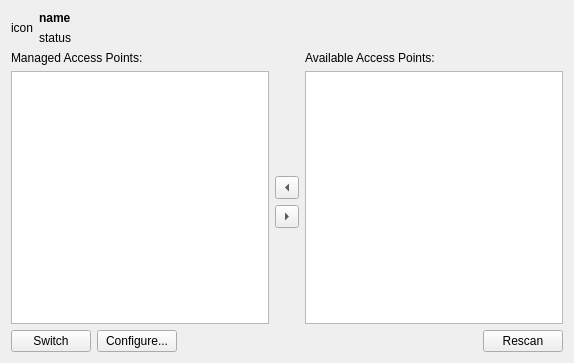
The window that qnut/airset.ui (dosnut/nut) describes before a commit, drawn with Qt 5.
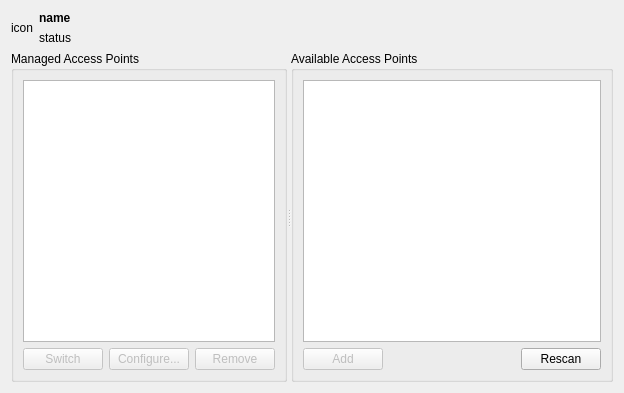
The same window after the commit.

Patch:
```diff
--- a/qnut/airset.ui
+++ b/qnut/airset.ui
@@ -5,8 +5,8 @@
    <rect>
     <x>0</x>
     <y>0</y>
-    <width>574</width>
-    <height>363</height>
+    <width>624</width>
+    <height>393</height>
    </rect>
   </property>
   <property name="windowTitle" >
@@ -55,27 +55,29 @@
     </layout>
    </item>
    <item>
-    <layout class="QHBoxLayout" >
-     <item>
+    <widget class="QSplitter" name="splitter" >
+     <property name="sizePolicy" >
+      <sizepolicy vsizetype="Expanding" hsizetype="Minimum" >
+       <horstretch>0</horstretch>
+       <verstretch>0</verstretch>
+      </sizepolicy>
+     </property>
+     <property name="orientation" >
+      <enum>Qt::Horizontal</enum>
+     </property>
+     <widget class="QGroupBox" name="managedGroup" >
+      <property name="sizePolicy" >
+       <sizepolicy vsizetype="Preferred" hsizetype="Preferred" >
+        <horstretch>1</horstretch>
+        <verstretch>0</verstretch>
+       </sizepolicy>
+      </property>
+      <property name="title" >
+       <string>Managed Access Points</string>
+      </property>
       <layout class="QVBoxLayout" >
-       <item>
-        <widget class="QLabel" name="label" >
-         <property name="text" >
-          <string>Managed Access Points:</string>
-         </property>
-         <property name="buddy" >
-          <cstring>managedView</cstring>
-         </property>
-        </widget>
-       </item>
        <item>
         <widget class="QTreeView" name="managedView" >
-         <property name="sizePolicy" >
-          <sizepolicy vsizetype="Expanding" hsizetype="Expanding" >
-           <horstretch>0</horstretch>
-           <verstretch>0</verstretch>
-          </sizepolicy>
-         </property>
          <property name="rootIsDecorated" >
           <bool>false</bool>
          </property>
@@ -85,6 +87,9 @@
         <layout class="QHBoxLayout" >
          <item>
           <widget class="QPushButton" name="switchButton" >
+           <property name="enabled" >
+            <bool>false</bool>
+           </property>
            <property name="text" >
             <string>Switch</string>
            </property>
@@ -92,11 +97,24 @@
          </item>
          <item>
           <widget class="QPushButton" name="configureButton" >
+           <property name="enabled" >
+            <bool>false</bool>
+           </property>
            <property name="text" >
             <string>Configure...</string>
            </property>
           </widget>
          </item>
+         <item>
+          <widget class="QPushButton" name="removeButton" >
+           <property name="enabled" >
+            <bool>false</bool>
+           </property>
+           <property name="text" >
+            <string>Remove</string>
+           </property>
+          </widget>
+         </item>
          <item>
           <spacer>
            <property name="orientation" >
@@ -113,69 +131,18 @@
         </layout>
        </item>
       </layout>
-     </item>
-     <item>
+     </widget>
+     <widget class="QGroupBox" name="availableGroup" >
+      <property name="sizePolicy" >
+       <sizepolicy vsizetype="Preferred" hsizetype="Preferred" >
+        <horstretch>2</horstretch>
+        <verstretch>0</verstretch>
+       </sizepolicy>
+      </property>
+      <property name="title" >
+       <string>Available Access Points</string>
+      </property>
       <layout class="QVBoxLayout" >
-       <item>
-        <spacer>
-         <property name="orientation" >
-          <enum>Qt::Vertical</enum>
-         </property>
-         <property name="sizeHint" >
-          <size>
-           <width>20</width>
-           <height>40</height>
-          </size>
-         </property>
-        </spacer>
-       </item>
-       <item>
-        <widget class="QToolButton" name="includeButton" >
-         <property name="text" >
-          <string>...</string>
-         </property>
-         <property name="arrowType" >
-          <enum>Qt::LeftArrow</enum>
-         </property>
-        </widget>
-       </item>
-       <item>
-        <widget class="QToolButton" name="excludeButton" >
-         <property name="text" >
-          <string>...</string>
-         </property>
-         <property name="arrowType" >
-          <enum>Qt::RightArrow</enum>
-         </property>
-        </widget>
-       </item>
-       <item>
-        <spacer>
-         <property name="orientation" >
-          <enum>Qt::Vertical</enum>
-         </property>
-         <property name="sizeHint" >
-          <size>
-           <width>20</width>
-           <height>40</height>
-          </size>
-         </property>
-        </spacer>
-       </item>
-      </layout>
-     </item>
-     <item>
-      <layout class="QVBoxLayout" >
-       <item>
-        <widget class="QLabel" name="label_2" >
-         <property name="text" >
-          <string>Available Access Points:</string>
-         </property>
-         <property name="buddy" >
-          <cstring>availableView</cstring>
-         </property>
-        </widget>
-       </item>
        <item>
         <widget class="QTreeView" name="availableView" >
          <property name="rootIsDecorated" >
@@ -185,6 +152,16 @@
        </item>
        <item>
         <layout class="QHBoxLayout" >
+         <item>
+          <widget class="QPushButton" name="addButton" >
+           <property name="enabled" >
+            <bool>false</bool>
+           </property>
+           <property name="text" >
+            <string>Add</string>
+           </property>
+          </widget>
+         </item>
          <item>
           <spacer>
            <property name="orientation" >
@@ -200,12 +177,6 @@
          </item>
          <item>
           <widget class="QPushButton" name="rescanButton" >
-           <property name="sizePolicy" >
-            <sizepolicy vsizetype="Fixed" hsizetype="Minimum" >
-             <horstretch>0</horstretch>
-             <verstretch>0</verstretch>
-            </sizepolicy>
-           </property>
            <property name="text" >
             <string>Rescan</string>
            </property>
@@ -214,8 +185,8 @@
         </layout>
        </item>
       </layout>
-     </item>
-    </layout>
+     </widget>
+    </widget>
    </item>
   </layout>
  </widget>
```
Left out of the diff: 4 changed lines with no effect on the pictures.
